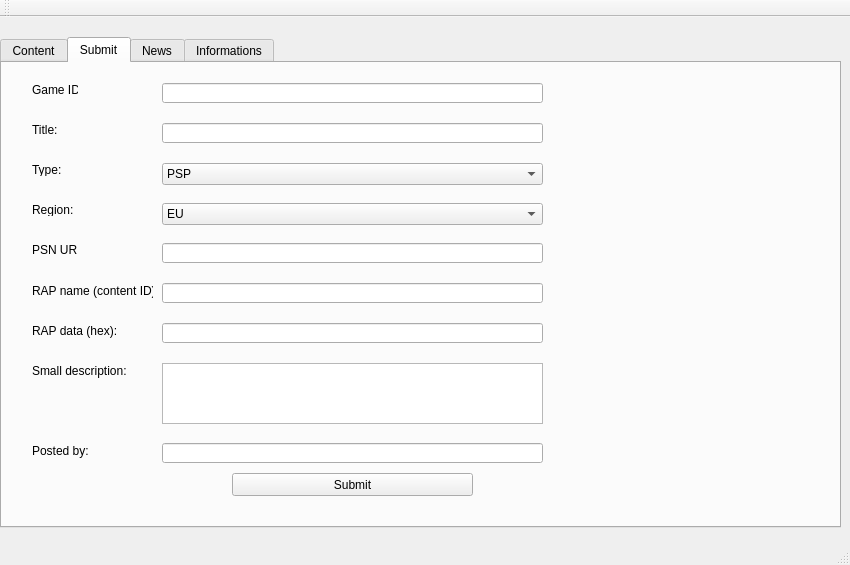
Qt form mainwindow.ui (sguerrini97/Q_PSN) before a commit.
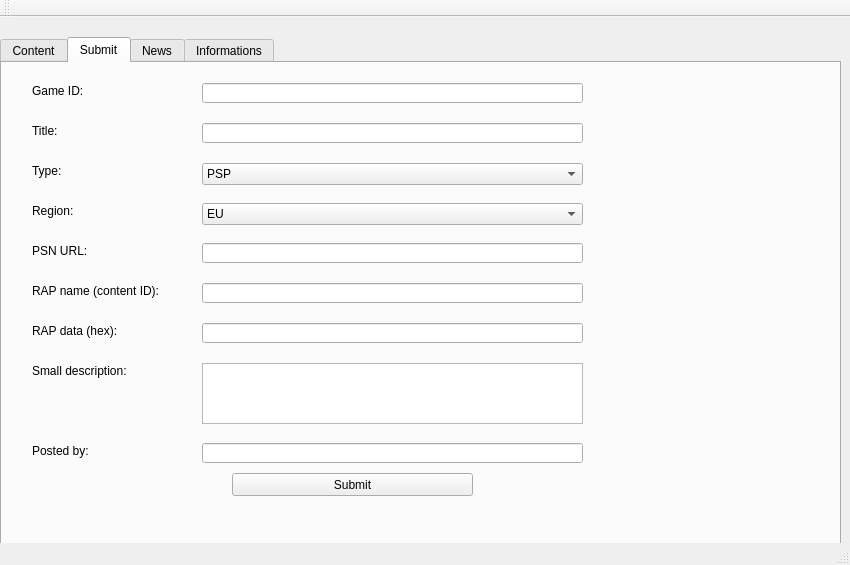
The same form after that commit. The open tabs and pages were chosen to show the change. Icons and pictures are not drawn.

```diff
--- a/mainwindow.ui
+++ b/mainwindow.ui
@@ -20,7 +20,7 @@
       <x>0</x>
       <y>20</y>
       <width>841</width>
-      <height>491</height>
+      <height>521</height>
      </rect>
     </property>
     <property name="sizePolicy">
@@ -166,8 +166,8 @@
        <rect>
         <x>30</x>
         <y>20</y>
-        <width>46</width>
-        <height>13</height>
+        <width>81</width>
+        <height>16</height>
        </rect>
       </property>
       <property name="text">
@@ -179,8 +179,8 @@
        <rect>
         <x>30</x>
         <y>60</y>
-        <width>46</width>
-        <height>13</height>
+        <width>81</width>
+        <height>16</height>
        </rect>
       </property>
       <property name="text">
@@ -192,8 +192,8 @@
        <rect>
         <x>30</x>
         <y>100</y>
-        <width>46</width>
-        <height>13</height>
+        <width>81</width>
+        <height>16</height>
        </rect>
       </property>
       <property name="text">
@@ -205,8 +205,8 @@
        <rect>
         <x>30</x>
         <y>140</y>
-        <width>46</width>
-        <height>13</height>
+        <width>101</width>
+        <height>16</height>
        </rect>
       </property>
       <property name="text">
@@ -218,8 +218,8 @@
        <rect>
         <x>30</x>
         <y>180</y>
-        <width>46</width>
-        <height>13</height>
+        <width>91</width>
+        <height>16</height>
        </rect>
       </property>
       <property name="text">
@@ -231,7 +231,7 @@
        <rect>
         <x>30</x>
         <y>220</y>
-        <width>121</width>
+        <width>171</width>
         <height>16</height>
        </rect>
       </property>
@@ -244,7 +244,7 @@
        <rect>
         <x>30</x>
         <y>260</y>
-        <width>91</width>
+        <width>131</width>
         <height>16</height>
        </rect>
       </property>
@@ -257,7 +257,7 @@
        <rect>
         <x>30</x>
         <y>300</y>
-        <width>101</width>
+        <width>141</width>
         <height>16</height>
        </rect>
       </property>
@@ -268,7 +268,7 @@
      <widget class="QLineEdit" name="leSubGameID">
       <property name="geometry">
        <rect>
-        <x>160</x>
+        <x>200</x>
         <y>20</y>
         <width>381</width>
         <height>20</height>
@@ -281,7 +281,7 @@
      <widget class="QLineEdit" name="leSubTitle">
       <property name="geometry">
        <rect>
-        <x>160</x>
+        <x>200</x>
         <y>60</y>
         <width>381</width>
         <height>20</height>
@@ -291,7 +291,7 @@
      <widget class="QLineEdit" name="leSubLink">
       <property name="geometry">
        <rect>
-        <x>160</x>
+        <x>200</x>
         <y>180</y>
         <width>381</width>
         <height>20</height>
@@ -301,7 +301,7 @@
      <widget class="QLineEdit" name="leSubRapName">
       <property name="geometry">
        <rect>
-        <x>160</x>
+        <x>200</x>
         <y>220</y>
         <width>381</width>
         <height>20</height>
@@ -314,7 +314,7 @@
      <widget class="QLineEdit" name="leSubRapData">
       <property name="geometry">
        <rect>
-        <x>160</x>
+        <x>200</x>
         <y>260</y>
         <width>381</width>
         <height>20</height>
@@ -327,7 +327,7 @@
      <widget class="QPlainTextEdit" name="pteSubDescription">
       <property name="geometry">
        <rect>
-        <x>160</x>
+        <x>200</x>
         <y>300</y>
         <width>381</width>
         <height>61</height>
@@ -337,7 +337,7 @@
      <widget class="QComboBox" name="cbSubType">
       <property name="geometry">
        <rect>
-        <x>160</x>
+        <x>200</x>
         <y>100</y>
         <width>381</width>
         <height>22</height>
@@ -417,7 +417,7 @@
      <widget class="QComboBox" name="cbSubRegion">
       <property name="geometry">
        <rect>
-        <x>160</x>
+        <x>200</x>
         <y>140</y>
         <width>381</width>
         <height>22</height>
@@ -467,7 +467,7 @@
        <rect>
         <x>30</x>
         <y>380</y>
-        <width>81</width>
+        <width>121</width>
         <height>16</height>
        </rect>
       </property>
@@ -478,7 +478,7 @@
      <widget class="QLineEdit" name="leUploaderName">
       <property name="geometry">
        <rect>
-        <x>160</x>
+        <x>200</x>
         <y>380</y>
         <width>381</width>
         <height>20</height>
```
Left out of the diff: 14 changed lines with no effect on the pictures.
